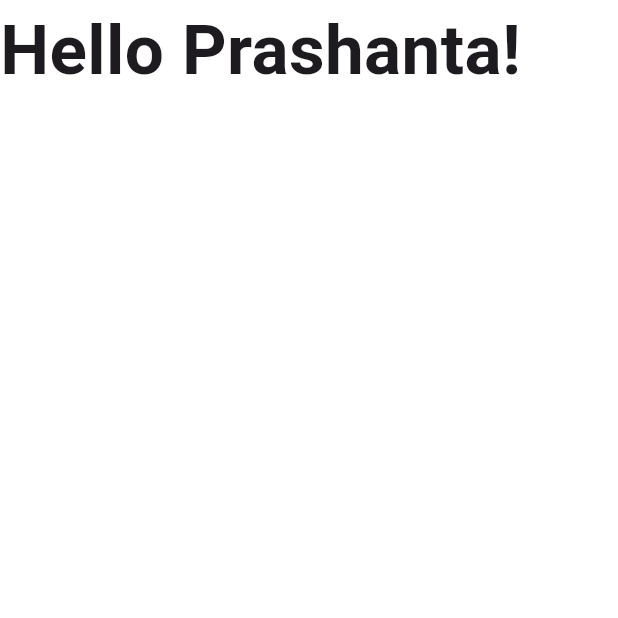
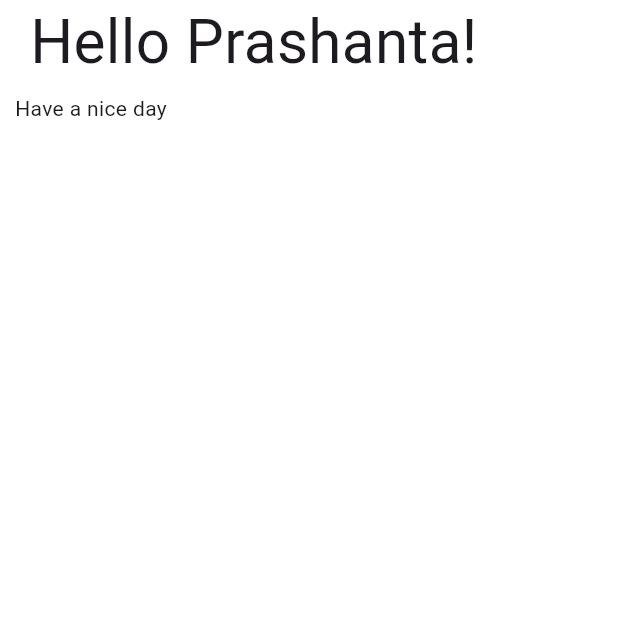
Before and after one commit to PGPrince/task_management_app, a Flutter app: the screen it shows after launch, on a phone screen of 412 x 824 dp, the top half of it. Run offline on Flutter 3.47's test engine with Material 3 defaults, Android fonts, the phone set to English and light mode, and no system bars.

Commit message:
home_page

```diff
--- a/lib/main.dart
+++ b/lib/main.dart
@@ -15,14 +15,30 @@ class MyApp extends StatelessWidget {
         backgroundColor: Color(0xffFFFFFF),
         body: SafeArea(
           child: Column(
+            crossAxisAlignment: CrossAxisAlignment.start,
             children: [
-              Text(
-                'Hello Prashanta!',
-                style: TextStyle(
-                  fontWeight: FontWeight.w600,
-                  fontSize: 46.17,
+              Padding(
+                padding: const EdgeInsets.only(left: 20),
+                child: Text(
+                  'Hello Prashanta!',
+                  style: TextStyle(
+                    fontSize: 40.17,
+                  ),
                 ),
               ),
+              SizedBox(
+                height: 5,
+              ),
+              Padding(
+                padding: const EdgeInsets.only(left: 10),
+                child: Text(
+                  'Have a nice day',
+                  style: TextStyle(
+                    // fontFamily:
+                  ),
+                ),
+              ),
+              // SizedBox
             ],
           ),
         ),
```
